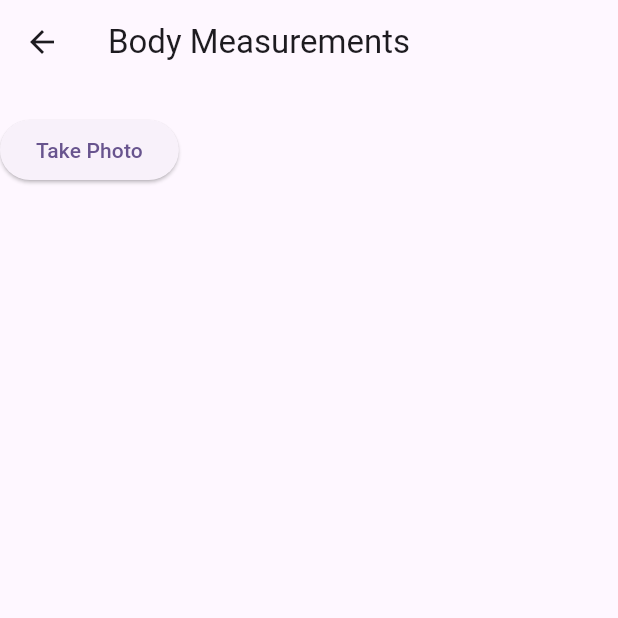
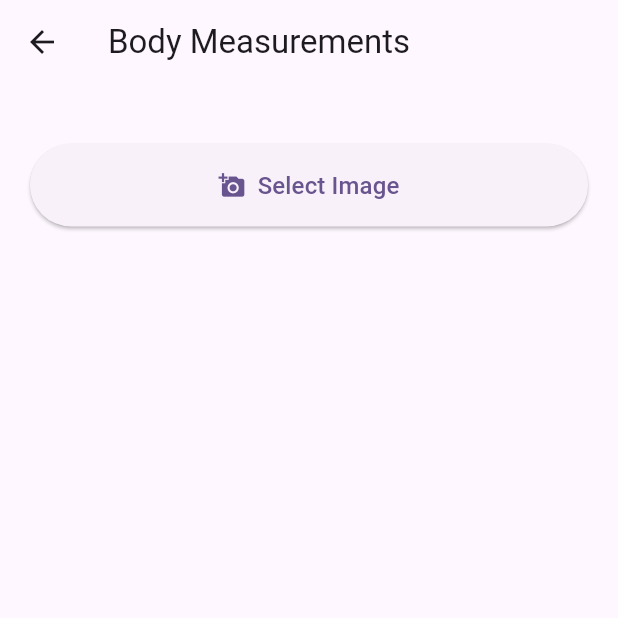
Before and after one commit to ivycommunity/wardrobe, a Flutter app: the BodyMeasurementScreen screen opened directly, on a phone screen of 412 x 824 dp, the top half of it. Run offline on Flutter 3.47's test engine with Material 3 defaults, Android fonts, the phone set to English and light mode, and no system bars; our stand-ins replace firebase_auth, firebase_core, flutter_signin_button, fluttertoast, google_sign_in, image_picker and 1 more; missing offline and left inert: google_mlkit_pose_detection; accounts and stored records are empty.

Commit message:
Refactor image selection process and enhance UI for body measurements

```diff
--- a/lib/pages/measurements.dart
+++ b/lib/pages/measurements.dart
@@ -19,9 +19,9 @@ class _BodyMeasurementScreenState extends State<BodyMeasurementScreen> {
   Map<String, double>? _measurements;
   bool _processing = false;
 
-  Future<void> _getImage() async {
+  Future<void> _getImageFromSource(ImageSource source) async {
     final ImagePicker picker = ImagePicker();
-    final XFile? image = await picker.pickImage(source: ImageSource.camera);
+    final XFile? image = await picker.pickImage(source: source);
 
     if (image != null) {
       setState(() {
@@ -34,10 +34,47 @@ class _BodyMeasurementScreenState extends State<BodyMeasurementScreen> {
     }
   }
 
+  // Functions to handle specific image sources
+  Future<void> _getImageFromCamera() async {
+    await _getImageFromSource(ImageSource.camera);
+  }
+
+  Future<void> _getImageFromGallery() async {
+    await _getImageFromSource(ImageSource.gallery);
+  }
+
+  // Show a modal bottom sheet with image source options
+  void _showImageSourceOptions() {
+    showModalBottomSheet(
+      context: context,
+      builder: (context) => SafeArea(
+        child: Column(
+          mainAxisSize: MainAxisSize.min,
+          children: [
+            ListTile(
+              leading: const Icon(Icons.camera_alt),
+              title: const Text('Take a photo'),
+              onTap: () {
+                Navigator.pop(context);
+                _getImageFromCamera();
+              },
+            ),
+            ListTile(
+              leading: const Icon(Icons.photo_library),
+              title: const Text('Choose from gallery'),
+              onTap: () {
+                Navigator.pop(context);
+                _getImageFromGallery();
+              },
+            ),
+          ],
+        ),
+      ),
+    );
+  }
+
   double _getDistance(PoseLandmark first, PoseLandmark second) {
-    return sqrt(
-      pow(first.x - second.x, 2) + pow(first.y - second.y, 2)
-    );
+    return sqrt(pow(first.x - second.x, 2) + pow(first.y - second.y, 2));
   }
 
   Future<void> _processPose() async {
@@ -48,7 +85,7 @@ class _BodyMeasurementScreenState extends State<BodyMeasurementScreen> {
 
     if (poses.isEmpty) {
       ScaffoldMessenger.of(context).showSnackBar(
-        SnackBar(content: Text('No pose detected. Please try again.')),
+        const SnackBar(content: Text('No pose detected. Please try again.')),
       );
       setState(() {
         _processing = false;
@@ -68,15 +105,18 @@ class _BodyMeasurementScreenState extends State<BodyMeasurementScreen> {
       'chest_width': _getDistance(
             pose.landmarks[PoseLandmarkType.leftShoulder]!,
             pose.landmarks[PoseLandmarkType.rightShoulder]!,
-      ) * 1.1, // Estimated chest width
+          ) *
+          1.1, // Estimated chest width
       'waist_width': _getDistance(
             pose.landmarks[PoseLandmarkType.leftHip]!,
             pose.landmarks[PoseLandmarkType.rightHip]!,
-      ) * 1.2, // Estimated waist width
+          ) *
+          1.2, // Estimated waist width
       'hip_width': _getDistance(
             pose.landmarks[PoseLandmarkType.leftHip]!,
             pose.landmarks[PoseLandmarkType.rightHip]!,
-      ) * 1.3, // Estimated hip width
+          ) *
+          1.3, // Estimated hip width
       'inseam': _getDistance(
         pose.landmarks[PoseLandmarkType.leftHip]!,
         pose.landmarks[PoseLandmarkType.leftAnkle]!,
@@ -87,8 +127,7 @@ class _BodyMeasurementScreenState extends State<BodyMeasurementScreen> {
     // This needs calibration with a known reference object
     const pixelToCmRatio = 0.2; // This is an example ratio, needs calibration
     measurements = measurements.map((key, value) =>
-      MapEntry(key, (value * pixelToCmRatio).roundToDouble())
-    );
+        MapEntry(key, (value * pixelToCmRatio).roundToDouble()));
 
     setState(() {
       _measurements = measurements;
@@ -106,35 +145,46 @@ class _BodyMeasurementScreenState extends State<BodyMeasurementScreen> {
   Widget build(BuildContext context) {
     return Scaffold(
       appBar: AppBar(
-        title: Text('Body Measurements'),
+        title: const Text('Body Measurements'),
       ),
       body: SingleChildScrollView(
+        padding: const EdgeInsets.all(20.0),
         child: Column(
           children: [
             if (_imageFile != null) ...[
-              Image.file(_imageFile!),
-              SizedBox(height: 20),
+              ClipRRect(
+                borderRadius: BorderRadius.circular(12),
+                child: Image.file(_imageFile!),
+              ),
+              const SizedBox(height: 20),
             ],
             if (_processing)
-              CircularProgressIndicator()
+              const CircularProgressIndicator()
             else if (_measurements != null)
               Padding(
-                padding: EdgeInsets.all(16),
+                padding: const EdgeInsets.all(16),
                 child: Column(
                   children: _measurements!.entries.map((entry) {
                     return Card(
+                      margin: const EdgeInsets.only(bottom: 8),
                       child: ListTile(
-                        title: Text(entry.key.replaceAll('_', ' ').toUpperCase()),
+                        title:
+                            Text(entry.key.replaceAll('_', ' ').toUpperCase()),
                         trailing: Text('${entry.value.toStringAsFixed(1)} cm'),
                       ),
                     );
                   }).toList(),
                 ),
               ),
-            SizedBox(height: 20),
-            ElevatedButton(
-              onPressed: _getImage,
-              child: Text('Take Photo'),
+            const SizedBox(height: 20),
+            ElevatedButton.icon(
+              style: ElevatedButton.styleFrom(
+                padding: const EdgeInsets.all(16),
+                minimumSize: const Size(double.infinity, 50),
+              ),
+              onPressed: _showImageSourceOptions,
+              icon: const Icon(Icons.add_a_photo),
+              label: const Text('Select Image', style: TextStyle(fontSize: 16)),
             ),
           ],
         ),
```
Lines whose indentation alone changed are shown as unchanged.
